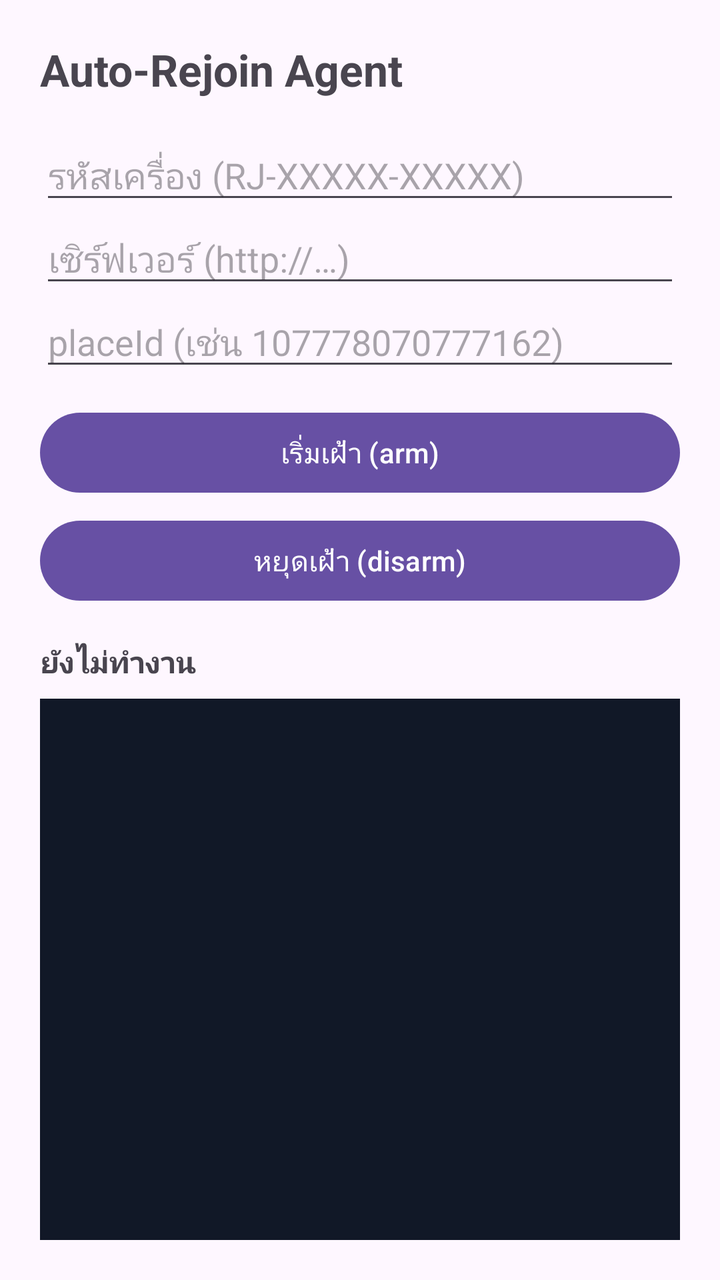
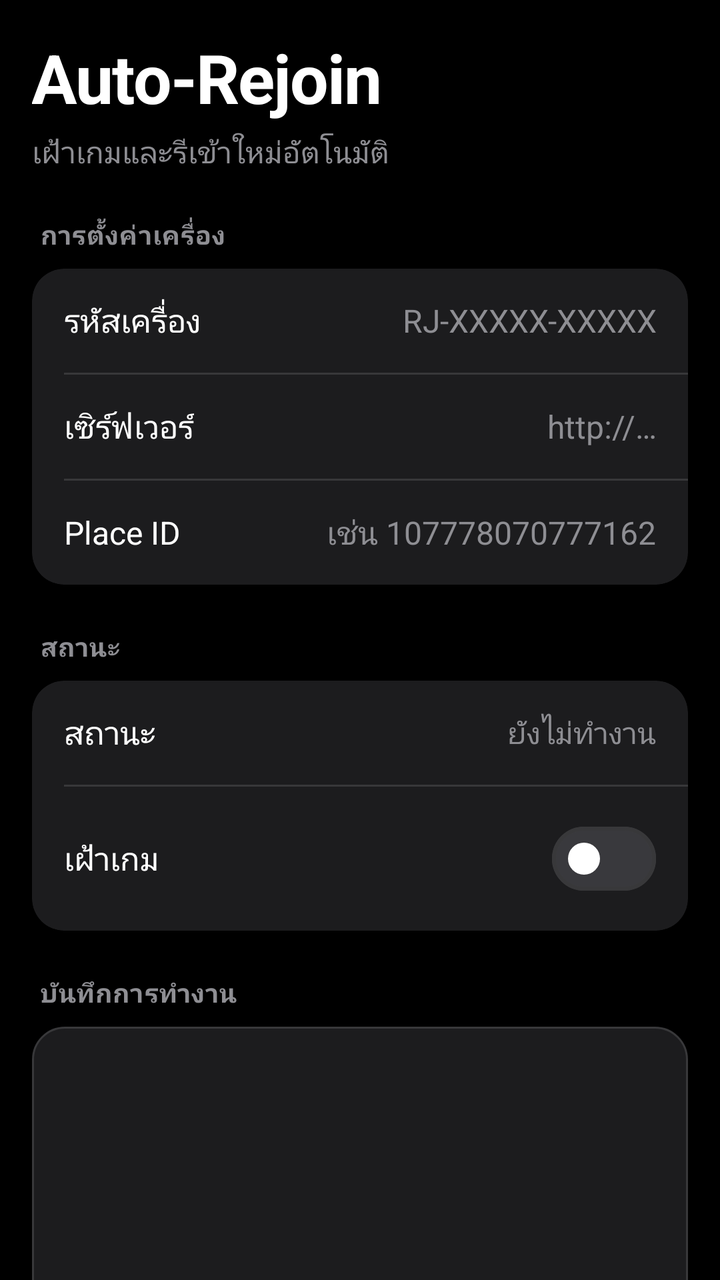

An Android layout rendered at two revisions. The XML below is the earlier revision; the diff shows what the commit changed to produce the second picture.
<!-- AndroidManifest.xml: application theme Theme.RejoinAgent -->
<!-- res/layout/activity_main.xml -->
<?xml version="1.0" encoding="utf-8"?>
<LinearLayout xmlns:android="http://schemas.android.com/apk/res/android"
    android:layout_width="match_parent"
    android:layout_height="match_parent"
    android:orientation="vertical"
    android:padding="20dp">

    <TextView
        android:layout_width="wrap_content"
        android:layout_height="wrap_content"
        android:text="@string/title"
        android:textSize="22sp"
        android:textStyle="bold"
        android:paddingBottom="16dp" />

    <EditText
        android:id="@+id/inputCode"
        android:layout_width="match_parent"
        android:layout_height="wrap_content"
        android:hint="@string/hint_code"
        android:inputType="text" />

    <EditText
        android:id="@+id/inputServer"
        android:layout_width="match_parent"
        android:layout_height="wrap_content"
        android:hint="@string/hint_server"
        android:inputType="textUri" />

    <EditText
        android:id="@+id/inputPlace"
        android:layout_width="match_parent"
        android:layout_height="wrap_content"
        android:hint="@string/hint_place"
        android:inputType="number" />

    <Button
        android:id="@+id/btnStart"
        android:layout_width="match_parent"
        android:layout_height="wrap_content"
        android:layout_marginTop="12dp"
        android:text="@string/btn_start" />

    <Button
        android:id="@+id/btnStop"
        android:layout_width="match_parent"
        android:layout_height="wrap_content"
        android:layout_marginTop="6dp"
        android:text="@string/btn_stop" />

    <TextView
        android:id="@+id/txtStatus"
        android:layout_width="match_parent"
        android:layout_height="wrap_content"
        android:layout_marginTop="16dp"
        android:text="@string/status_idle"
        android:textSize="15sp"
        android:textStyle="bold" />

    <ScrollView
        android:id="@+id/scrollLog"
        android:layout_width="match_parent"
        android:layout_height="0dp"
        android:layout_weight="1"
        android:layout_marginTop="8dp"
        android:background="#111827"
        android:padding="8dp">

        <TextView
            android:id="@+id/txtLog"
            android:layout_width="match_parent"
            android:layout_height="wrap_content"
            android:fontFamily="monospace"
            android:textColor="#86efac"
            android:textSize="11sp"
            android:textIsSelectable="true" />
    </ScrollView>

</LinearLayout>
<!-- resources referenced by this layout -->
<resources>
  <string name="btn_start">เริ่มเฝ้า (arm)</string>
  <string name="btn_stop">หยุดเฝ้า (disarm)</string>
  <string name="hint_code">รหัสเครื่อง (RJ-XXXXX-XXXXX)</string>
  <string name="hint_place">placeId (เช่น 107778070777162)</string>
  <string name="hint_server">เซิร์ฟเวอร์ (http://…)</string>
  <string name="title">Auto-Rejoin Agent</string>
  <style name="Theme.RejoinAgent" parent="Theme.Material3.DayNight.NoActionBar" />
  <!-- unchanged entries left out for length: 1 -->
</resources>

<!-- the commit's change to res/layout/activity_main.xml (unified diff, before → after) -->
@@ -1,79 +1,192 @@
 <?xml version="1.0" encoding="utf-8"?>
-<LinearLayout xmlns:android="http://schemas.android.com/apk/res/android"
+<androidx.core.widget.NestedScrollView xmlns:android="http://schemas.android.com/apk/res/android"
+    xmlns:app="http://schemas.android.com/apk/res-auto"
     android:layout_width="match_parent"
     android:layout_height="match_parent"
-    android:orientation="vertical"
-    android:padding="20dp">
+    android:background="@color/ios_bg"
+    android:fillViewport="true">
 
-    <TextView
-        android:layout_width="wrap_content"
-        android:layout_height="wrap_content"
-        android:text="@string/title"
-        android:textSize="22sp"
-        android:textStyle="bold"
-        android:paddingBottom="16dp" />
-
-    <EditText
-        android:id="@+id/inputCode"
+    <LinearLayout
         android:layout_width="match_parent"
         android:layout_height="wrap_content"
-        android:hint="@string/hint_code"
-        android:inputType="text" />
+        android:orientation="vertical"
+        android:padding="@dimen/screen_padding"
+        android:paddingTop="28dp"
+        android:paddingBottom="32dp">
 
-    <EditText
-        android:id="@+id/inputServer"
-        android:layout_width="match_parent"
-        android:layout_height="wrap_content"
-        android:hint="@string/hint_server"
-        android:inputType="textUri" />
-
-    <EditText
-        android:id="@+id/inputPlace"
-        android:layout_width="match_parent"
-        android:layout_height="wrap_content"
-        android:hint="@string/hint_place"
-        android:inputType="number" />
-
-    <Button
-        android:id="@+id/btnStart"
-        android:layout_width="match_parent"
-        android:layout_height="wrap_content"
-        android:layout_marginTop="12dp"
-        android:text="@string/btn_start" />
-
-    <Button
-        android:id="@+id/btnStop"
-        android:layout_width="match_parent"
-        android:layout_height="wrap_content"
-        android:layout_marginTop="6dp"
-        android:text="@string/btn_stop" />
-
-    <TextView
-        android:id="@+id/txtStatus"
-        android:layout_width="match_parent"
-        android:layout_height="wrap_content"
-        android:layout_marginTop="16dp"
-        android:text="@string/status_idle"
-        android:textSize="15sp"
-        android:textStyle="bold" />
-
-    <ScrollView
-        android:id="@+id/scrollLog"
-        android:layout_width="match_parent"
-        android:layout_height="0dp"
-        android:layout_weight="1"
-        android:layout_marginTop="8dp"
-        android:background="#111827"
-        android:padding="8dp">
+        
+        <TextView
+            android:layout_width="match_parent"
+            android:layout_height="wrap_content"
+            android:text="@string/title"
+            android:textColor="@color/ios_label"
+            android:textSize="34sp"
+            android:textStyle="bold"
+            android:letterSpacing="-0.02" />
 
         <TextView
-            android:id="@+id/txtLog"
             android:layout_width="match_parent"
             android:layout_height="wrap_content"
-            android:fontFamily="monospace"
-            android:textColor="#86efac"
-            android:textSize="11sp"
-            android:textIsSelectable="true" />
-    </ScrollView>
+            android:layout_marginTop="4dp"
+            android:text="@string/subtitle"
+            android:textColor="@color/ios_secondary_label"
+            android:textSize="15sp" />
 
-</LinearLayout>
+        
+        <TextView
+            style="@style/SectionHeader"
+            android:layout_marginTop="@dimen/section_gap"
+            android:text="@string/section_device" />
+
+        <LinearLayout
+            android:layout_width="match_parent"
+            android:layout_height="wrap_content"
+            android:layout_marginTop="8dp"
+            android:background="@drawable/bg_card"
+            android:clipToOutline="true"
+            android:orientation="vertical">
+
+            <LinearLayout
+                style="@style/GroupRow">
+
+                <TextView
+                    style="@style/RowLabel"
+                    android:text="@string/label_code" />
+
+                <EditText
+                    android:id="@+id/inputCode"
+                    style="@style/Widget.Rejoin.EditText"
+                    android:layout_width="0dp"
+                    android:layout_height="wrap_content"
+                    android:layout_weight="1"
+                    android:gravity="end"
+                    android:hint="@string/hint_code"
+                    android:inputType="text" />
+            </LinearLayout>
+
+            <View style="@style/RowDivider" />
+
+            <LinearLayout
+                style="@style/GroupRow">
+
+                <TextView
+                    style="@style/RowLabel"
+                    android:text="@string/label_server" />
+
+                <EditText
+                    android:id="@+id/inputServer"
+                    style="@style/Widget.Rejoin.EditText"
+                    android:layout_width="0dp"
+                    android:layout_height="wrap_content"
+                    android:layout_weight="1"
+                    android:gravity="end"
+                    android:hint="@string/hint_server"
+                    android:inputType="textUri" />
+            </LinearLayout>
+
+            <View style="@style/RowDivider" />
+
+            <LinearLayout
+                style="@style/GroupRow">
+
+                <TextView
+                    style="@style/RowLabel"
+                    android:text="@string/label_place" />
+
+                <EditText
+                    android:id="@+id/inputPlace"
+                    style="@style/Widget.Rejoin.EditText"
+                    android:layout_width="0dp"
+                    android:layout_height="wrap_content"
+                    android:layout_weight="1"
+                    android:gravity="end"
+                    android:hint="@string/hint_place"
+                    android:inputType="number" />
+            </LinearLayout>
+        </LinearLayout>
+
+        
+        <TextView
+            style="@style/SectionHeader"
+            android:layout_marginTop="@dimen/section_gap"
+            android:text="@string/section_status" />
+
+        <LinearLayout
+            android:layout_width="match_parent"
+            android:layout_height="wrap_content"
+            android:layout_marginTop="8dp"
+            android:background="@drawable/bg_card"
+            android:clipToOutline="true"
+            android:orientation="vertical">
+
+            <LinearLayout
+                style="@style/GroupRow">
+
+                <TextView
+                    style="@style/RowLabel"
+                    android:layout_weight="1"
+                    android:text="@string/section_status" />
+
+                <TextView
+                    android:id="@+id/txtStatus"
+                    android:layout_width="wrap_content"
+                    android:layout_height="wrap_content"
+                    android:gravity="end"
+                    android:maxLines="2"
+                    android:text="@string/status_idle"
+                    android:textColor="@color/ios_secondary_label"
+                    android:textSize="15sp" />
+            </LinearLayout>
+
+            <View style="@style/RowDivider" />
+
+            <LinearLayout
+                style="@style/GroupRow">
+
+                <TextView
+                    style="@style/RowLabel"
+                    android:layout_weight="1"
+                    android:text="@string/label_watch" />
+
+                <com.google.android.material.materialswitch.MaterialSwitch
+                    android:id="@+id/switchWatch"
+                    android:layout_width="wrap_content"
+                    android:layout_height="wrap_content"
+                    app:thumbTint="@color/switch_thumb_tint"
+                    app:trackTint="@color/switch_track_tint" />
+            </LinearLayout>
+        </LinearLayout>
+
+        
+        <TextView
+            style="@style/SectionHeader"
+            android:layout_marginTop="@dimen/section_gap"
+            android:text="@string/section_log" />
+
+        <LinearLayout
+            android:layout_width="match_parent"
+            android:layout_height="wrap_content"
+            android:layout_marginTop="8dp"
+            android:background="@drawable/bg_log"
+            android:orientation="vertical"
+            android:padding="12dp">
+
+            <ScrollView
+                android:id="@+id/scrollLog"
+                android:layout_width="match_parent"
+                android:layout_height="240dp"
+                android:scrollbarStyle="insideOverlay">
+
+                <TextView
+                    android:id="@+id/txtLog"
+                    android:layout_width="match_parent"
+                    android:layout_height="wrap_content"
+                    android:fontFamily="monospace"
+                    android:textColor="@color/ios_log_text"
+                    android:textIsSelectable="true"
+                    android:textSize="12sp" />
+            </ScrollView>
+        </LinearLayout>
+
+    </LinearLayout>
+</androidx.core.widget.NestedScrollView>
<!-- resource entries referenced after the edit -->
@@ -1,12 +1,118 @@
 <!-- resources referenced by this layout -->
 <resources>
-  <string name="btn_start">เริ่มเฝ้า (arm)</string>
-  <string name="btn_stop">หยุดเฝ้า (disarm)</string>
-  <string name="hint_code">รหัสเครื่อง (RJ-XXXXX-XXXXX)</string>
-  <string name="hint_place">placeId (เช่น 107778070777162)</string>
-  <string name="hint_server">เซิร์ฟเวอร์ (http://…)</string>
-  <string name="title">Auto-Rejoin Agent</string>
-  <style name="Theme.RejoinAgent" parent="Theme.Material3.DayNight.NoActionBar" />
+  <color name="ios_bg">#000000</color>
+  <color name="ios_label">#FFFFFF</color>
+  <color name="ios_log_text">#7EE787</color>
+  <color name="ios_secondary_label">#8E8E93</color>
+  <dimen name="screen_padding">16dp</dimen>
+  <dimen name="section_gap">22dp</dimen>
+  <!-- drawable bg_card (drawable) -->
+  <?xml version="1.0" encoding="utf-8"?>
+  <shape xmlns:android="http://schemas.android.com/apk/res/android"
+      android:shape="rectangle">
+      <solid android:color="@color/ios_card" />
+      <corners android:radius="16dp" />
+  </shape>
+  <!-- drawable bg_log (drawable) -->
+  <?xml version="1.0" encoding="utf-8"?>
+  <shape xmlns:android="http://schemas.android.com/apk/res/android"
+      android:shape="rectangle">
+      <solid android:color="@color/ios_card" />
+      <corners android:radius="16dp" />
+      <stroke
+          android:width="1dp"
+          android:color="@color/ios_hairline" />
+  </shape>
+  <string name="hint_code">RJ-XXXXX-XXXXX</string>
+  <string name="hint_place">เช่น 107778070777162</string>
+  <string name="hint_server">http://…</string>
+  <string name="label_code">รหัสเครื่อง</string>
+  <string name="label_place">Place ID</string>
+  <string name="label_server">เซิร์ฟเวอร์</string>
+  <string name="label_watch">เฝ้าเกม</string>
+  <string name="section_device">การตั้งค่าเครื่อง</string>
+  <string name="section_log">บันทึกการทำงาน</string>
+  <string name="section_status">สถานะ</string>
+  <string name="subtitle">เฝ้าเกมและรีเข้าใหม่อัตโนมัติ</string>
+  <string name="title">Auto-Rejoin</string>
+  <style name="GroupRow">
+          <item name="android:layout_width">match_parent</item>
+          <item name="android:layout_height">wrap_content</item>
+          <item name="android:orientation">horizontal</item>
+          <item name="android:gravity">center_vertical</item>
+          <item name="android:minHeight">52dp</item>
+          <item name="android:paddingStart">@dimen/row_padding_h</item>
+          <item name="android:paddingEnd">@dimen/row_padding_h</item>
+          <item name="android:paddingTop">@dimen/row_padding_v</item>
+          <item name="android:paddingBottom">@dimen/row_padding_v</item>
+      </style>
+  <style name="RowDivider">
+          <item name="android:layout_width">match_parent</item>
+          <item name="android:layout_height">1dp</item>
+          <item name="android:layout_marginStart">@dimen/row_padding_h</item>
+          <item name="android:background">@color/ios_hairline</item>
+      </style>
+  <style name="RowLabel">
+          <item name="android:layout_width">wrap_content</item>
+          <item name="android:layout_height">wrap_content</item>
+          <item name="android:layout_marginEnd">12dp</item>
+          <item name="android:textColor">@color/ios_label</item>
+          <item name="android:textSize">16sp</item>
+      </style>
+  <style name="SectionHeader">
+          <item name="android:layout_width">match_parent</item>
+          <item name="android:layout_height">wrap_content</item>
+          <item name="android:paddingStart">4dp</item>
+          <item name="android:paddingEnd">4dp</item>
+          <item name="android:textColor">@color/ios_secondary_label</item>
+          <item name="android:textSize">13sp</item>
+          <item name="android:letterSpacing">0.03</item>
+          <item name="android:textStyle">bold</item>
+      </style>
+  <style name="Widget.Rejoin.EditText" parent="Widget.AppCompat.EditText">
+          <item name="android:background">@null</item>
+          <item name="android:paddingStart">0dp</item>
+          <item name="android:paddingEnd">0dp</item>
+          <item name="android:paddingTop">2dp</item>
+          <item name="android:paddingBottom">2dp</item>
+          <item name="android:textColor">@color/ios_label</item>
+          <item name="android:textColorHint">@color/ios_secondary_label</item>
+          <item name="android:textSize">16sp</item>
+          <item name="android:singleLine">true</item>
+          <item name="android:imeOptions">actionDone</item>
+      </style>
+  <style name="Theme.RejoinAgent" parent="Theme.Material3.Dark.NoActionBar">
+          
+          <item name="colorPrimary">@color/ios_blue</item>
+          <item name="colorOnPrimary">@color/ios_label</item>
+          <item name="colorSecondary">@color/ios_green</item>
+          <item name="colorSurface">@color/ios_card</item>
+          <item name="colorOnSurface">@color/ios_label</item>
+          <item name="colorSurfaceVariant">@color/ios_card_alt</item>
+          <item name="colorOnSurfaceVariant">@color/ios_secondary_label</item>
+          <item name="android:colorBackground">@color/ios_bg</item>
+          <item name="colorOutline">@color/ios_hairline</item>
+          <item name="colorError">@color/ios_red</item>
+  
+          <item name="android:statusBarColor">@color/ios_bg</item>
+          <item name="android:navigationBarColor">@color/ios_bg</item>
+          <item name="android:windowBackground">@color/ios_bg</item>
+          <item name="android:textColorPrimary">@color/ios_label</item>
+          <item name="android:textColorSecondary">@color/ios_secondary_label</item>
+          <item name="android:textColorHint">@color/ios_secondary_label</item>
+  
+          
+          <item name="android:fontFamily">sans-serif</item>
+          <item name="fontFamily">sans-serif</item>
+      </style>
+  <color name="ios_card">#1C1C1E</color>
+  <color name="ios_hairline">#38383A</color>
+  <dimen name="row_padding_h">16dp</dimen>
+  <dimen name="row_padding_v">12dp</dimen>
+  <color name="ios_blue">#0A84FF</color>
+  <color name="ios_green">#30D158</color>
+  <color name="ios_card_alt">#2C2C2E</color>
+  <color name="ios_red">#FF453A</color>
   <!-- unchanged entries left out for length: 1 -->
 </resources>
 
